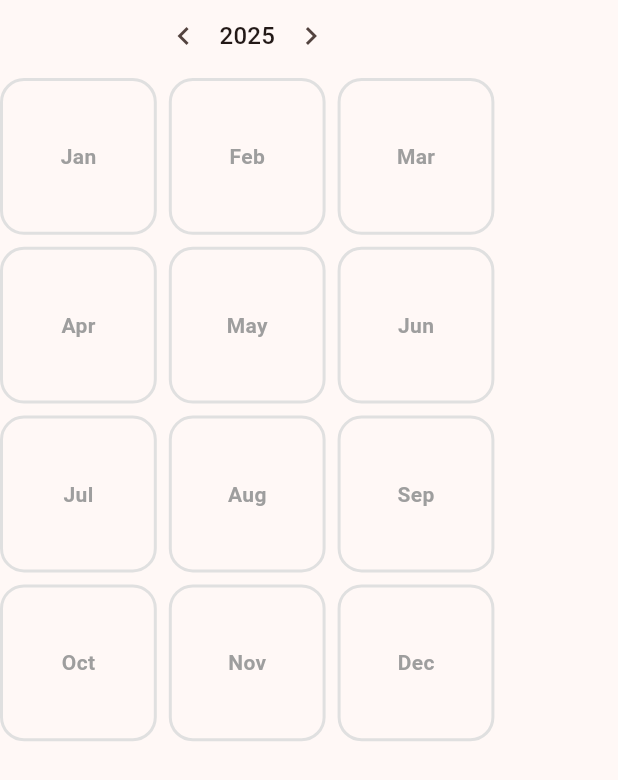
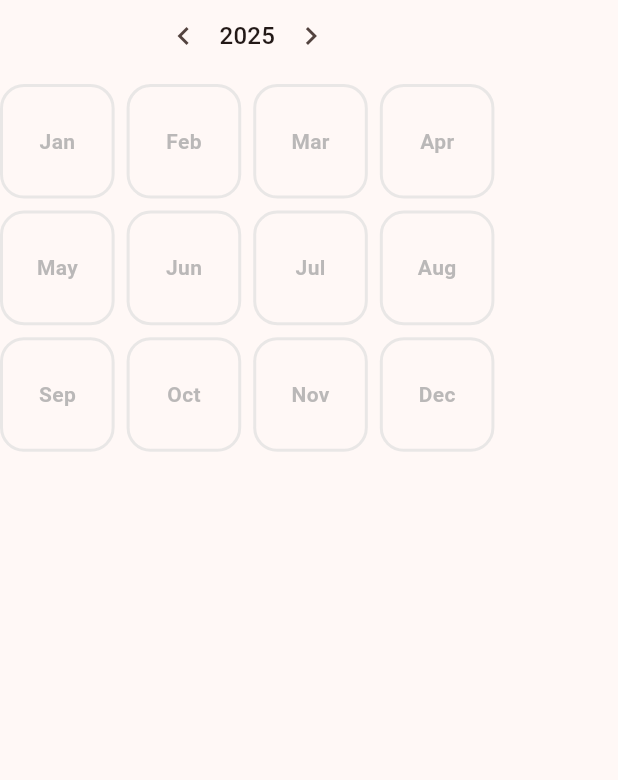
Before and after one commit to a-rebets/todo-flutter-app, a Flutter app: the TodoActivityGrid widget shown alone on an empty page, opened directly, on a phone screen of 412 x 824 dp. Shown: the top 780 px of the screen. Run offline on Flutter 3.47's test engine with Material 3 defaults, Android fonts, the phone set to English and light mode, and no system bars; our stand-ins replace animated_list_plus, cloud_firestore, confetti, easy_date_timeline, entry, firebase_auth and 8 more; accounts and stored records are empty; generated files the repository leaves out were written again.

Commit message:
Fix TodoActivityGrid: 4 columns 3 rows, 70% opacity for min variant, adjusted gap between control row and grid

```diff
--- a/lib/widgets/todo_activity_grid.dart
+++ b/lib/widgets/todo_activity_grid.dart
@@ -6,7 +6,7 @@ class TodoActivityGrid extends StatefulWidget {
   const TodoActivityGrid({super.key});
 
   @override
-  State<TodoActivityGrid> createState() => TodoActivityGridState();
+  TodoActivityGridState createState() => TodoActivityGridState();
 }
 
 class TodoActivityGridState extends State<TodoActivityGrid> {
@@ -21,6 +21,7 @@ class TodoActivityGridState extends State<TodoActivityGrid> {
     return FractionallySizedBox(
       widthFactor: 0.8,
       child: Column(
+        mainAxisSize: MainAxisSize.min,
         children: [
           // Header row with year and chevron buttons
           Row(
@@ -48,7 +49,7 @@ class TodoActivityGridState extends State<TodoActivityGrid> {
               ),
             ],
           ),
-          const SizedBox(height: 4),
+          const SizedBox(height: 8),
           Consumer(builder: (context, ref, child) {
             final todosAsync = ref.watch(todoListProvider);
             return todosAsync.when(
@@ -70,7 +71,7 @@ class TodoActivityGridState extends State<TodoActivityGrid> {
                   physics: const NeverScrollableScrollPhysics(),
                   itemCount: 12,
                   gridDelegate: const SliverGridDelegateWithFixedCrossAxisCount(
-                    crossAxisCount: 3,
+                    crossAxisCount: 4, // 4 columns gives 3 rows for 12 items
                     crossAxisSpacing: 8,
                     mainAxisSpacing: 8,
                     childAspectRatio: 1,
@@ -113,7 +114,7 @@ class TodoActivityGridCellState extends State<TodoActivityGridCell> {
       // Mid state: Light orange background
       return Colors.orange[200]!;
     } else {
-      // Min state: Transparent fill (cell shows border)
+      // Min state: Transparent (will use border and opacity)
       return Colors.transparent;
     }
   }
@@ -149,6 +150,44 @@ class TodoActivityGridCellState extends State<TodoActivityGridCell> {
 
   @override
   Widget build(BuildContext context) {
+    Widget cellContent = Container(
+      decoration: getDecoration(),
+      alignment: Alignment.center,
+      child: Text(
+        isPressed
+            ? (widget.count == 0 ? '😢' : widget.count.toString())
+            : widget.month,
+        style: TextStyle(
+          color: getTextColor(),
+          fontWeight: FontWeight.bold,
+        ),
+      ),
+    );
+
+    if (widget.count == 0) {
+      // For min state, apply 70% opacity
+      return Opacity(
+        opacity: 0.7,
+        child: GestureDetector(
+          onTapDown: (_) {
+            setState(() {
+              isPressed = true;
+            });
+          },
+          onTapUp: (_) {
+            setState(() {
+              isPressed = false;
+            });
+          },
+          onTapCancel: () {
+            setState(() {
+              isPressed = false;
+            });
+          },
+          child: cellContent,
+        ),
+      );
+    } else {
       return GestureDetector(
         onTapDown: (_) {
           setState(() {
@@ -165,17 +204,8 @@ class TodoActivityGridCellState extends State<TodoActivityGridCell> {
             isPressed = false;
           });
         },
-      child: Container(
-        decoration: getDecoration(),
-        alignment: Alignment.center,
-        child: Text(
-          isPressed ? (widget.count == 0 ? '😢' : widget.count.toString()) : widget.month,
-          style: TextStyle(
-            color: getTextColor(),
-            fontWeight: FontWeight.bold,
-          ),
-        ),
-      ),
+        child: cellContent,
       );
     }
   }
+}
```
Lines whose indentation alone changed are shown as unchanged.
